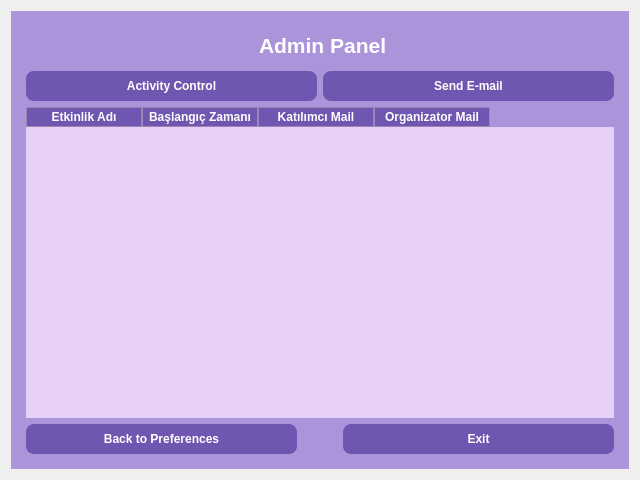
Old version of the form ui/admin_panel.ui in the repository KursaDSc/Python-Module-Week7.
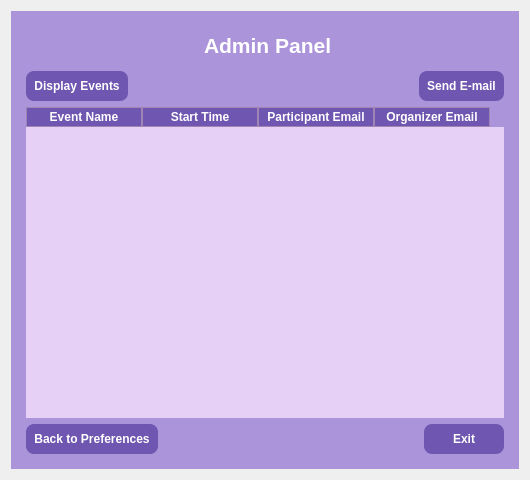
New version of the form. Icons and pictures are not drawn.

```diff
--- a/ui/admin_panel.ui
+++ b/ui/admin_panel.ui
@@ -6,16 +6,22 @@
    <rect>
     <x>0</x>
     <y>0</y>
-    <width>640</width>
+    <width>530</width>
     <height>480</height>
    </rect>
   </property>
   <property name="minimumSize">
    <size>
-    <width>640</width>
+    <width>512</width>
     <height>480</height>
    </size>
   </property>
+  <property name="maximumSize">
+   <size>
+    <width>530</width>
+    <height>16777215</height>
+   </size>
+  </property>
   <property name="windowTitle">
    <string>Interviews Window</string>
   </property>
@@ -26,12 +32,10 @@
    <item>
     <widget class="QFrame" name="frame">
      <property name="styleSheet">
-      <string notr="true">
-
-QFrame {
+      <string notr="true">QFrame {
     background-color: #ab94da;
     border: none;
-	border-radius: 10 px;
+	border-radius: 20 px;
 }
 
 
@@ -144,10 +148,23 @@
 </string>
           </property>
           <property name="text">
-           <string>Activity Control</string>
+           <string>Display Events</string>
           </property>
          </widget>
         </item>
+        <item>
+         <spacer name="horizontalSpacer_3">
+          <property name="orientation">
+           <enum>Qt::Orientation::Horizontal</enum>
+          </property>
+          <property name="sizeHint" stdset="0">
+           <size>
+            <width>40</width>
+            <height>20</height>
+           </size>
+          </property>
+         </spacer>
+        </item>
         <item>
          <widget class="QPushButton" name="emailButton">
           <property name="sizePolicy">
@@ -508,22 +525,22 @@
         </attribute>
         <column>
          <property name="text">
-          <string>Etkinlik Adı</string>
+          <string>Event Name</string>
          </property>
         </column>
         <column>
          <property name="text">
-          <string>Başlangıç Zamanı</string>
+          <string>Start Time</string>
          </property>
         </column>
         <column>
          <property name="text">
-          <string>Katılımcı Mail</string>
+          <string>Participant Email</string>
          </property>
         </column>
         <column>
          <property name="text">
-          <string>Organizator Mail</string>
+          <string>Organizer Email</string>
          </property>
         </column>
        </widget>
@@ -538,6 +555,12 @@
             <verstretch>0</verstretch>
            </sizepolicy>
           </property>
+          <property name="maximumSize">
+           <size>
+            <width>150</width>
+            <height>16777215</height>
+           </size>
+          </property>
           <property name="styleSheet">
            <string notr="true">QPushButton {
     background-color: #6f56b0;
@@ -567,7 +590,7 @@
            <enum>Qt::Orientation::Horizontal</enum>
           </property>
           <property name="sizeType">
-           <enum>QSizePolicy::Policy::Minimum</enum>
+           <enum>QSizePolicy::Policy::MinimumExpanding</enum>
           </property>
           <property name="sizeHint" stdset="0">
            <size>
@@ -591,6 +614,12 @@
             <height>0</height>
            </size>
           </property>
+          <property name="maximumSize">
+           <size>
+            <width>150</width>
+            <height>16777215</height>
+           </size>
+          </property>
           <property name="styleSheet">
            <string notr="true">QPushButton {
     background-color: #6f56b0;
```
